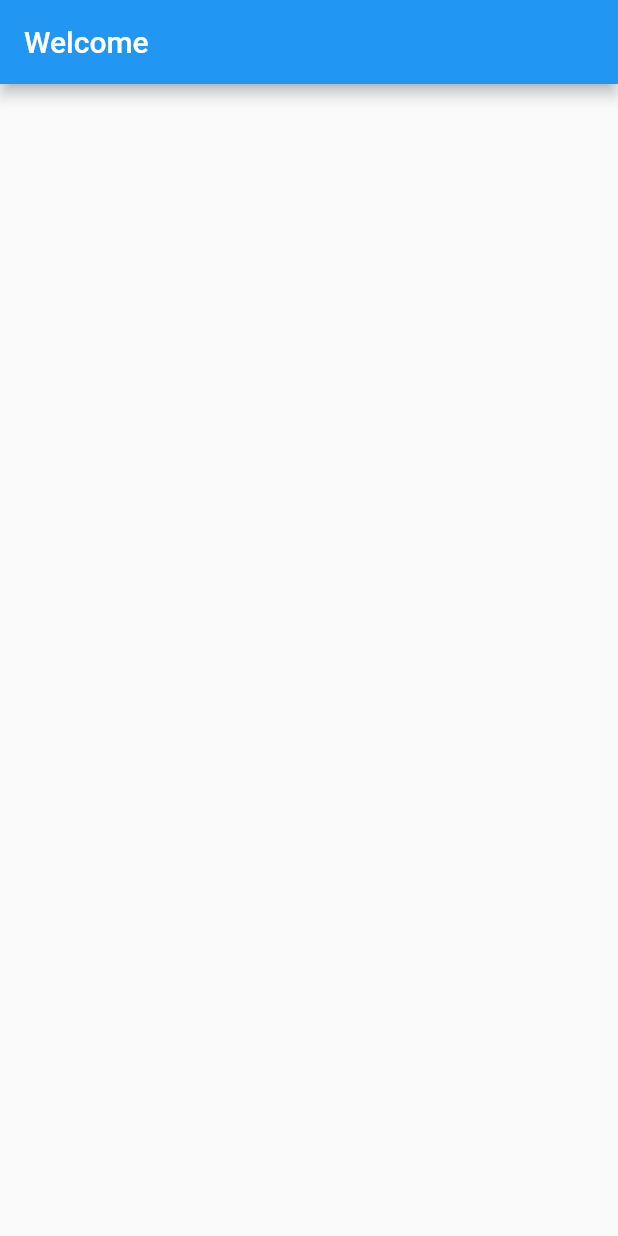
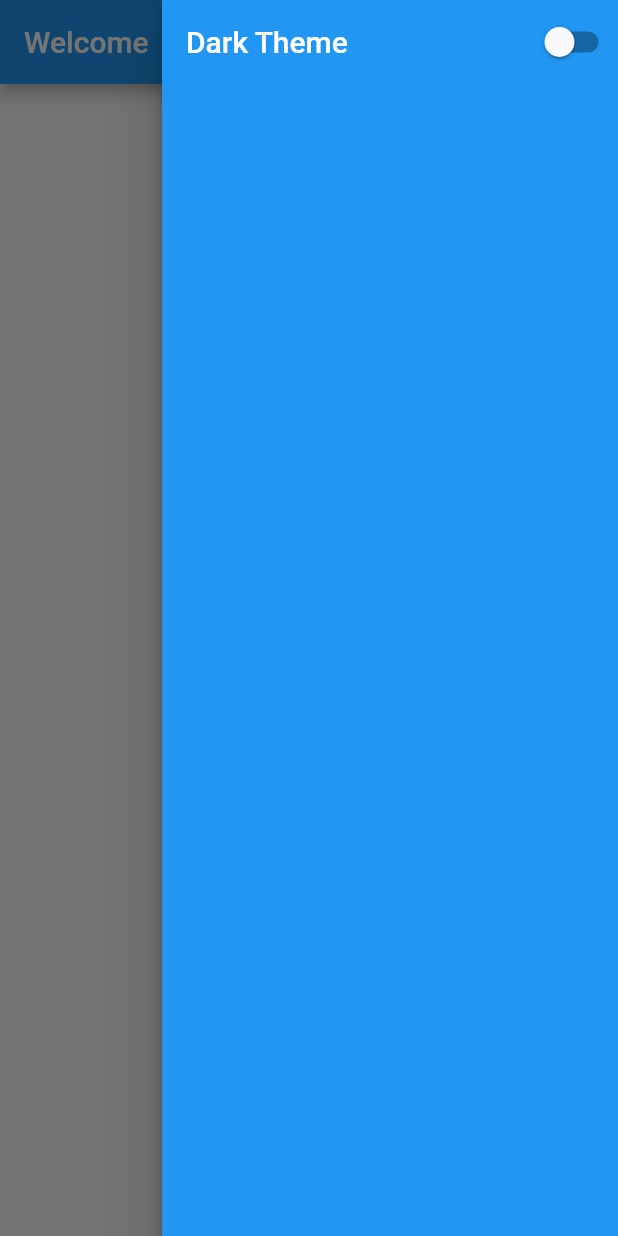
Before and after one commit to GarrettGunnell/Journal-App, a Flutter app: the screen it shows after launch, with the side drawer open (before the commit the screen has no drawer), on a phone screen of 412 x 824 dp. Run offline on Flutter 3.47's test engine with Material 2 defaults, Android fonts, the phone set to English and light mode, and no system bars.

```diff
--- a/lib/main.dart
+++ b/lib/main.dart
@@ -28,12 +28,24 @@ class MyHomePage extends StatefulWidget {
 }
 
 class _MyHomePageState extends State<MyHomePage> {
+  bool darkTheme = false;
 
   @override
   Widget build(BuildContext context) {
     return Scaffold(
-      appBar: AppBar(
-        title: Text(widget.title),
+      appBar: AppBar(title: Text(widget.title)),
+      endDrawer: Drawer(
+        child: AppBar(
+          title: Text("Dark Theme"),
+          actions: [Switch(
+            value: darkTheme,
+            onChanged: (value) {
+              setState(() {
+                darkTheme = value;
+              });
+            }
+          )],
+        ),
       ),
       body: Center(
 
```
